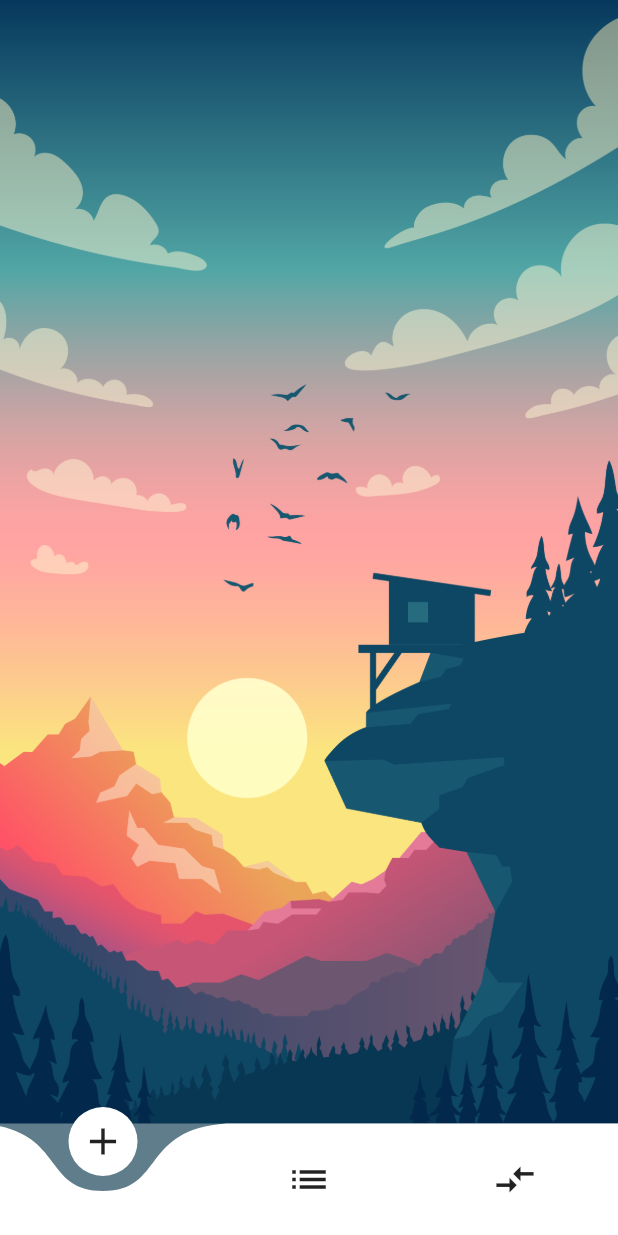
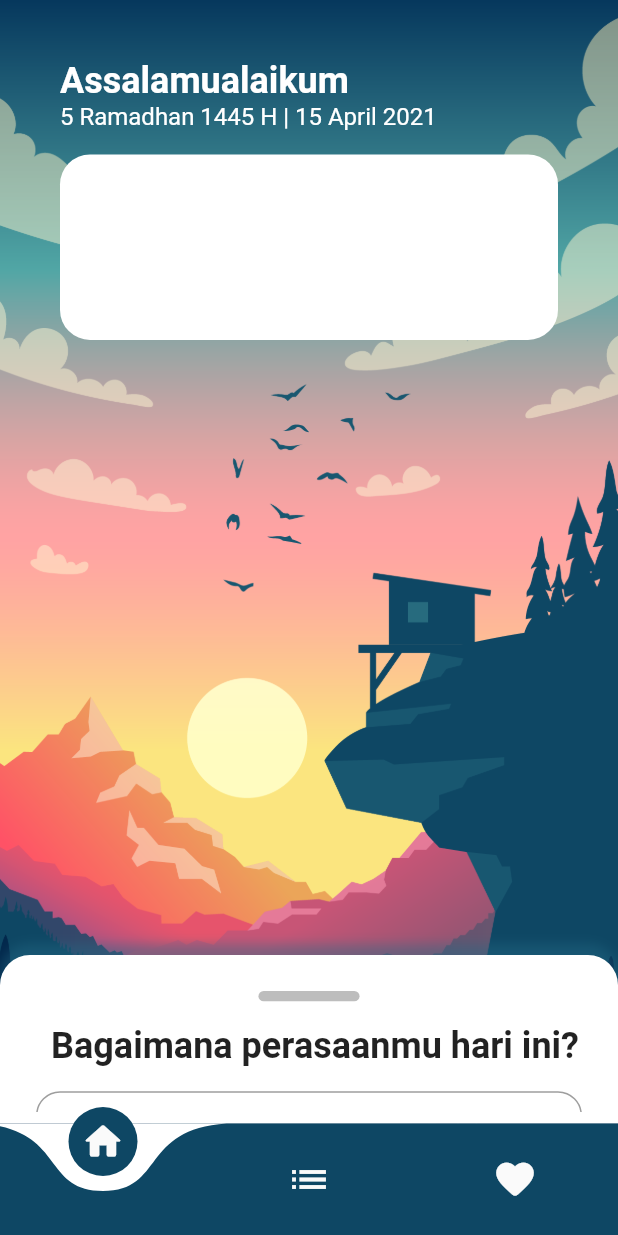
Before and after one commit to reinabil/moodo, a Flutter app: the screen it shows after launch, on a phone screen of 412 x 824 dp. Run offline on Flutter 3.47's test engine with Material 2 defaults, Android fonts, the phone set to English and light mode, and no system bars; drawn by our look-alikes of curved_navigation_bar; our stand-ins replace sized_context.

Commit message:
icon mood slide up panel

```diff
--- a/lib/HomePage.dart
+++ b/lib/HomePage.dart
@@ -1,4 +1,8 @@
 import 'package:flutter/material.dart';
+import 'package:sized_context/sized_context.dart';
+import 'MoodButtonBaik.dart';
+import 'MoodButtonNetral.dart';
+import 'MoodButtonBuruk.dart';
 
 class HomePage extends StatefulWidget {
   @override
@@ -13,12 +17,110 @@ class _HomePageState extends State<HomePage> {
   Widget build(BuildContext context) {
     return MaterialApp(
       home: Scaffold(
+        resizeToAvoidBottomInset: false,
         body: Stack(
           children: <Widget>[
             Container(
+                constraints: BoxConstraints.expand(),
                 decoration: BoxDecoration(
                     image: DecorationImage(
-                        image: AssetImage(bgPagi), fit: BoxFit.cover)))
+                        image: AssetImage(bgPagi), fit: BoxFit.cover))),
+            Container(
+              margin: EdgeInsets.all(40),
+              child: ListView(
+                children: [
+                  Text(
+                    "Assalamualaikum",
+                    style: TextStyle(
+                        fontSize: 24,
+                        fontWeight: FontWeight.bold,
+                        color: Colors.white),
+                  ),
+                  Text(
+                    "5 Ramadhan 1445 H | 15 April 2021",
+                    style: TextStyle(fontSize: 16, color: Colors.white),
+                  ),
+                  // Container(
+                  //   height: context.heightPct(.2),
+                  // ),
+                  Container(
+                    margin: EdgeInsets.only(top: 16, bottom: 0),
+                    width: context.widthPct(.8),
+                    height: context.heightPct(.30) * 0.5,
+                    decoration: BoxDecoration(
+                      borderRadius: BorderRadius.circular(20),
+                      color: Colors.white,
+                    ),
+                  )
+                ],
+              ),
+            ),
+            DraggableScrollableSheet(
+                initialChildSize: 0.15,
+                maxChildSize: 0.5,
+                minChildSize: 0.15,
+                builder: (BuildContext c, s) {
+                  return Container(
+                    padding: EdgeInsets.symmetric(horizontal: 16, vertical: 8),
+                    decoration: BoxDecoration(
+                        color: Colors.white,
+                        borderRadius: BorderRadius.only(
+                            topLeft: Radius.circular(20.0),
+                            topRight: Radius.circular(20.0)),
+                        boxShadow: [
+                          BoxShadow(
+                            color: Color(0x6d246a85),
+                            blurRadius: 6.0,
+                            offset: Offset(0, -7),
+                          )
+                        ]),
+                    child: ListView(
+                      controller: s,
+                      children: <Widget>[
+                        Center(
+                            child: Container(
+                          margin: EdgeInsets.only(top: 16),
+                          width: context.widthPct(0.2) - 15,
+                          height: context.heightPct(0.1) / 12,
+                          decoration: BoxDecoration(
+                            borderRadius: BorderRadius.circular(5),
+                            color: Colors.grey[400],
+                          ),
+                        )),
+                        Padding(
+                          padding: const EdgeInsets.only(left: 8, top: 16),
+                          child: Text("Bagaimana perasaanmu hari ini?",
+                              textAlign: TextAlign.center,
+                              style: TextStyle(
+                                  fontSize: 24, fontWeight: FontWeight.bold)),
+                        ),
+                        Container(
+                          margin: EdgeInsets.fromLTRB(8, 16, 8, 8),
+                          width: context.widthPct(.8),
+                          height: context.widthPct(.8) / 3,
+                          decoration: BoxDecoration(
+                              color: Colors.white,
+                              border: Border.all(color: Colors.grey),
+                              borderRadius: BorderRadius.circular(16)),
+                        ),
+                        Container(
+                            margin: EdgeInsets.all(8),
+                            child: Row(
+                              mainAxisAlignment: MainAxisAlignment.spaceAround,
+                              children: [
+                                MoodButtonBaik(Color.fromARGB(255, 14, 71, 100),
+                                    Colors.grey[200]),
+                                MoodButtonNetral(
+                                    Color.fromARGB(255, 14, 50, 100),
+                                    Colors.grey[200]),
+                                MoodButtonBuruk(Color.fromARGB(255, 14, 71, 50),
+                                    Colors.grey[200]),
+                              ],
+                            ))
+                      ],
+                    ),
+                  );
+                })
           ],
         ),
       ),
--- a/lib/main.dart
+++ b/lib/main.dart
@@ -16,19 +16,34 @@ class _MoodoAppState extends State<MoodoApp> {
   Widget build(BuildContext context) {
     return MaterialApp(
       debugShowCheckedModeBanner: false,
-      home: Scaffold(
-          bottomNavigationBar: CurvedNavigationBar(
-            backgroundColor: Colors.blueGrey,
-            items: <Widget>[
-              Icon(Icons.add, size: 30),
-              Icon(Icons.list, size: 30),
-              Icon(Icons.compare_arrows, size: 30),
-            ],
-            onTap: (index) {
-              //Handle button tap
-            },
-          ),
-          body: HomePage()),
+      home: Scaffold(bottomNavigationBar: navbar(), body: HomePage()),
+    );
+  }
+
+  CurvedNavigationBar navbar() {
+    return CurvedNavigationBar(
+      color: Color.fromARGB(255, 14, 71, 100),
+      backgroundColor: Colors.white,
+      items: <Widget>[
+        Icon(
+          Icons.home_rounded,
+          size: 30,
+          color: Colors.grey[50],
+        ),
+        Icon(
+          Icons.list,
+          size: 30,
+          color: Colors.grey[50],
+        ),
+        Icon(
+          Icons.favorite_rounded,
+          size: 30,
+          color: Colors.grey[50],
+        ),
+      ],
+      onTap: (index) {
+        //Handle button tap
+      },
     );
   }
 }
--- a/pubspec.yaml
+++ b/pubspec.yaml
@@ -29,6 +29,7 @@ dependencies:
   # Use with the CupertinoIcons class for iOS style icons.
   cupertino_icons: ^1.0.0
   curved_navigation_bar: ^0.3.7
+  sized_context: ^0.2.1+1
 
 
 dev_dependencies:
@@ -50,6 +51,9 @@ flutter:
   assets:
     - images/bgPagi.png
     - images/bgMalam.png
+    - images/baik.gif
+    - images/netral.gif
+    - images/buruk.gif
 
   # An image asset can refer to one or more resolution-specific "variants", see
   # https://flutter.dev/assets-and-images/#resolution-aware.
```
Also changed, not shown: lib/MoodButtonBaik.dart (added, +59 -0 lines), lib/MoodButtonBuruk.dart (added, +60 -0 lines), lib/MoodButtonNetral.dart (added, +60 -0 lines), lib/searchBar.dart (added, +48 -0 lines), images/baik.gif (added), images/buruk.gif (added), images/netral.gif (added), pubspec.lock.
